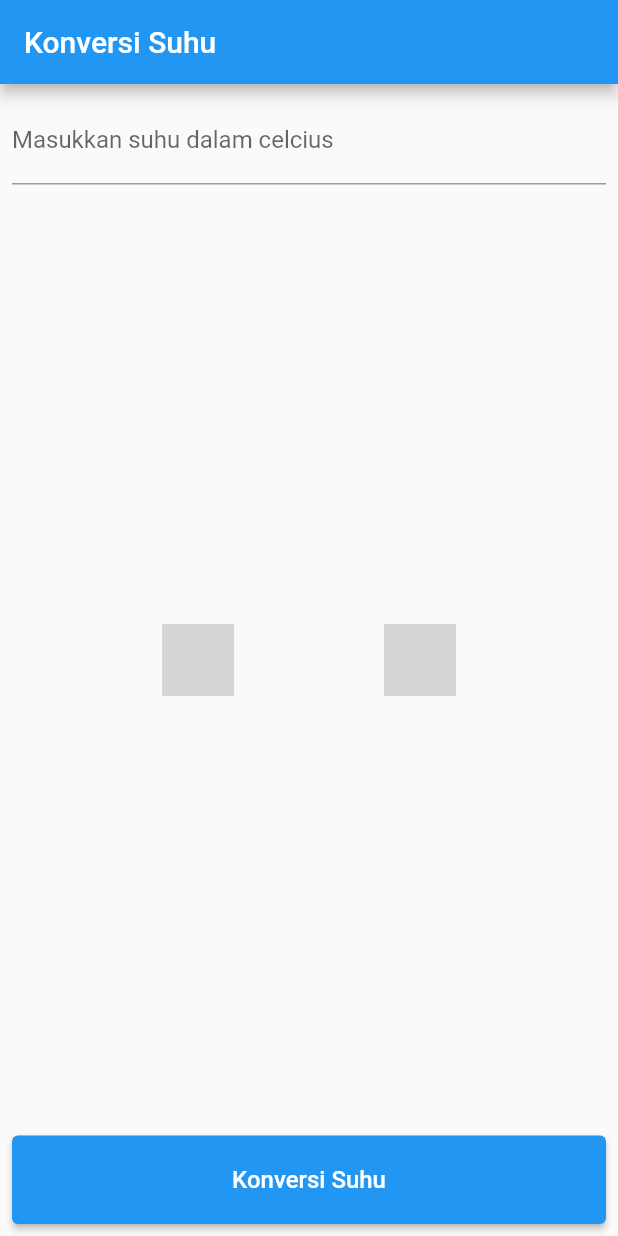
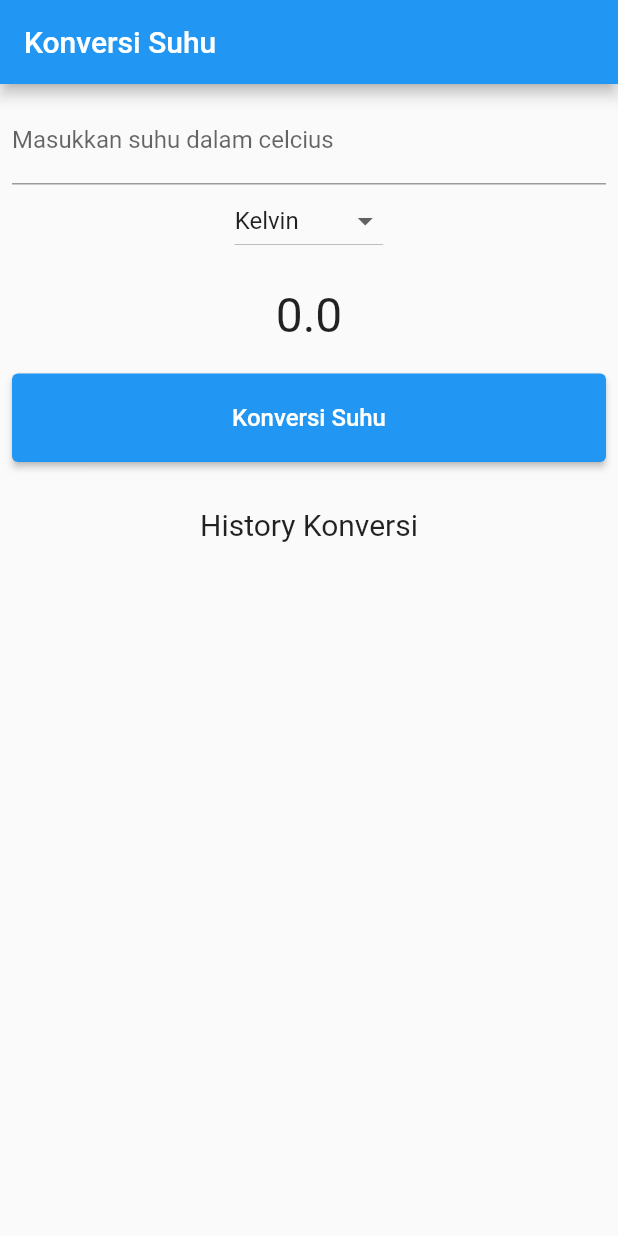
Before and after one commit to hanumaisyaah/project_konvertersuhu, a Flutter app: the screen it shows after launch, on a phone screen of 412 x 824 dp. Run offline on Flutter 3.47's test engine with Material 2 defaults, Android fonts, the phone set to English and light mode, and no system bars; grey boxes are pictures that could not be loaded.

Commit message:
practicum 4 done

```diff
--- /dev/null
+++ b/lib/history.dart
@@ -0,0 +1,21 @@
+import 'package:flutter/material.dart';
+
+class History extends StatelessWidget {
+  List<String> listTemperature = [];
+  History(this.listTemperature);
+
+  @override
+  Widget build(BuildContext context) {
+    return ListView(
+      children: listTemperature.map((String value) {
+        return Container(
+          margin: EdgeInsets.all(8),
+          child: Text(
+            value,
+            style: TextStyle(fontSize: 15),
+          ),
+        );
+      }).toList(),
+    );
+  }
+}
--- a/lib/main.dart
+++ b/lib/main.dart
@@ -3,11 +3,11 @@
 import './input.dart';
 import './convert.dart';
 import './result.dart';
+import './history.dart';
 
 void main() {
   runApp(const MyApp());
 }
-
 
 class MyApp extends StatefulWidget {
   const MyApp({Key? key}) : super(key: key);
@@ -17,11 +17,14 @@
 }
 
 class _MyAppState extends State<MyApp> {
-  double _CelciusR = 0;
-  double _KelvinR = 0;
-  double _ReamurR = 0;
+  double _inputCelcius = 0;
+  String _selectedValue = "Kelvin";
+  double _result = 0;
 
   final _celciusNumber = TextEditingController();
+  List<String> listViewItem = [];
+
+  var listItem = ["Kelvin", "Reamur", "Fahrenheit"];
 
   @override
   Widget build(BuildContext context) {
@@ -42,15 +45,34 @@
                 crossAxisAlignment: CrossAxisAlignment.center,
                 children: [
                   Input(_celciusNumber),
+                  DropdownButton<String>(
+                    items: listItem.map((String temperature) {
+                      return DropdownMenuItem<String>(
+                        value: temperature,
+                        child: Text(temperature),
+                      );
+                    }).toList(),
+                    value: _selectedValue,
+                    onChanged: (val) {
+                      changeDropdownValue(val);
+                    },
+                  ),
                   Row(
                     mainAxisAlignment: MainAxisAlignment.spaceEvenly,
                     crossAxisAlignment: CrossAxisAlignment.center,
-                    children: [
-                      Result('Kelvin', _KelvinR),
-                      Result('Reamur', _ReamurR),
-                    ],
+                    children: [Result(_result)],
                   ),
                   Convert(convert),
+                  Container(
+                    margin: EdgeInsets.only(top: 30, bottom: 10),
+                    child: Text(
+                      "History Konversi",
+                      style: TextStyle(fontSize: 20),
+                    ),
+                  ),
+                  Expanded(
+                    child: History(listViewItem),
+                  ),
                 ]),
           ),
         ));
@@ -58,8 +80,25 @@
 
   void convert() {
     setState(() {
-      _KelvinR = double.parse(_celciusNumber.text) - 273;
-      _ReamurR = (4 / 5) * double.parse(_celciusNumber.text);
+      _inputCelcius = double.parse(_celciusNumber.text);
+
+      if (_selectedValue == 'Kelvin') {
+        _result = _inputCelcius + 273;
+        listViewItem.add('Kelvin: ' + _result.toStringAsFixed(2));
+      } else if (_selectedValue == 'Reamur') {
+        _result = 4 / 5 * _inputCelcius;
+        listViewItem.add('Reamur: ' + _result.toStringAsFixed(2));
+      } else if (_selectedValue == 'Fahrenheit') {
+        _result = 9 / 5 * _inputCelcius + 32;
+        listViewItem.add('Fahrenheit: ' + _result.toStringAsFixed(2));
+      }
     });
   }
+
+  void changeDropdownValue(val) {
+    setState(() {
+      _selectedValue = val;
+    });
+    convert();
+  }
 }
```
